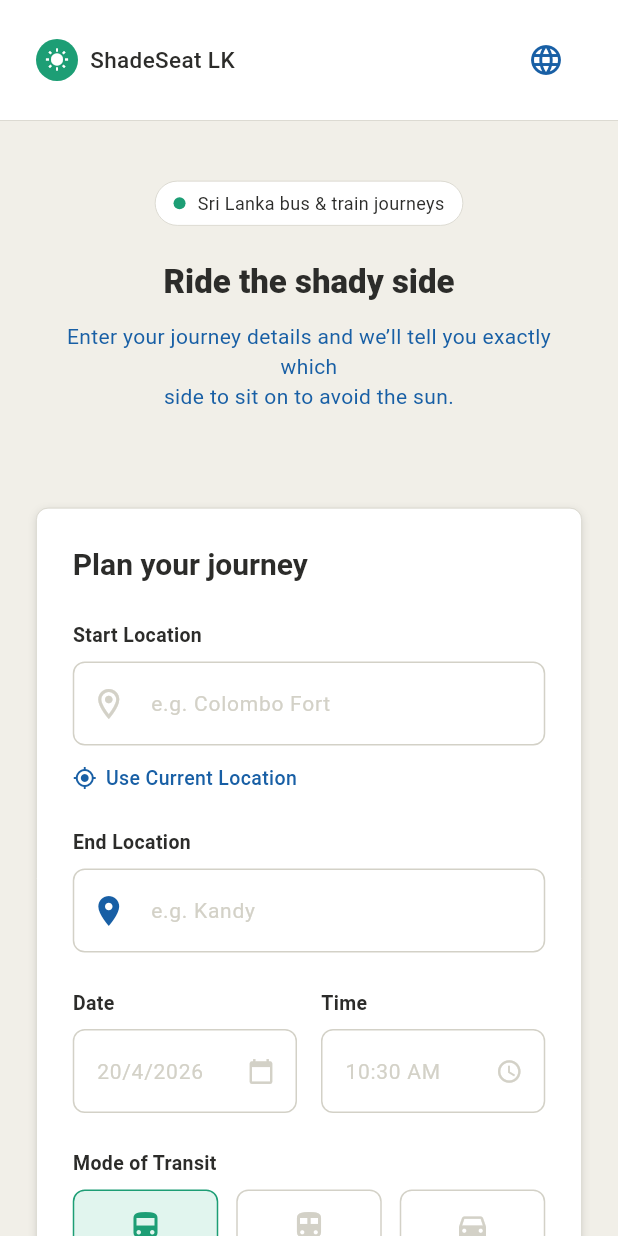
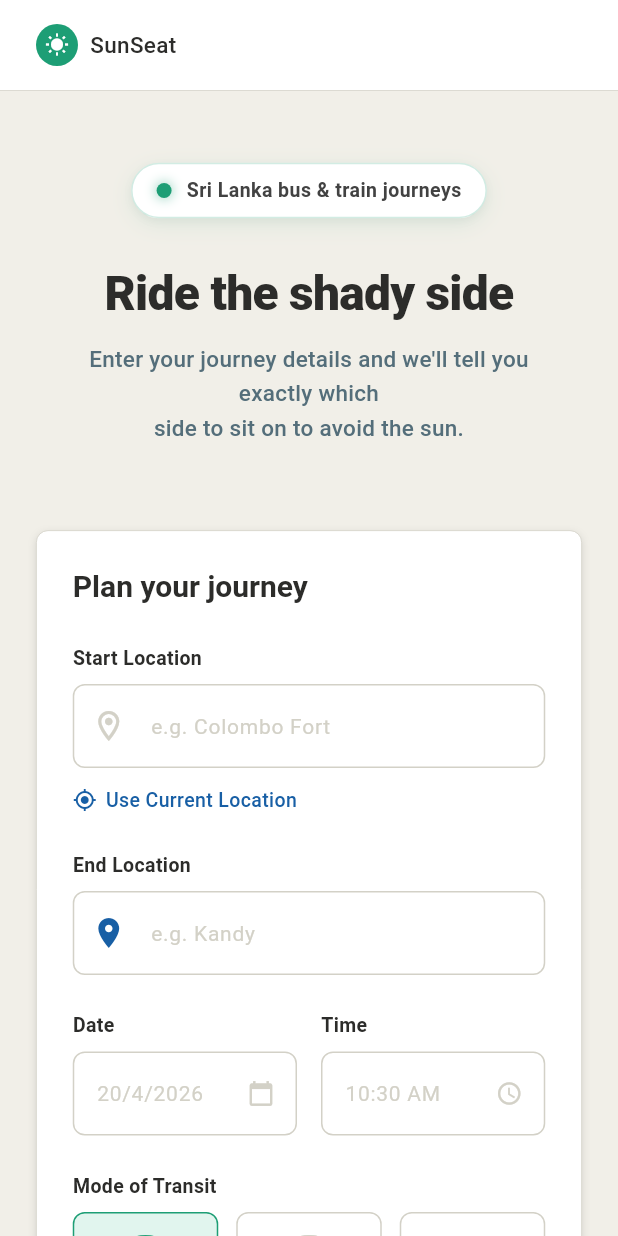
Before and after one commit to asiri-gayashan/sun_seats, a Flutter app: the screen it shows after launch, on a phone screen of 412 x 824 dp. Run offline on Flutter 3.47's test engine with Material 3 defaults, Android fonts, the phone set to English and light mode, and no system bars; our stand-ins replace geolocator, google_maps_flutter.

Commit message:
feat: rename app to SunSeat and update related references across the codebase

````diff
--- a/l10n.yaml
+++ /dev/null
@@ -1,4 +0,0 @@
-arb-dir: lib/l10n
-template-arb-file: app_en.arb
-output-localization-file: app_localizations.dart
-output-dir: lib/l10n
--- a/lib/l10n/app_en.arb
+++ /dev/null
@@ -1,5 +0,0 @@
-{
-  "appTitle": "ShadeSeat LK",
-  "startLocation": "Start Location",
-  "endLocation": "End Location"
-}
--- a/lib/l10n/app_localizations.dart
+++ /dev/null
@@ -1,156 +0,0 @@
-import 'dart:async';
-
-import 'package:flutter/foundation.dart';
-import 'package:flutter/widgets.dart';
-import 'package:flutter_localizations/flutter_localizations.dart';
-import 'package:intl/intl.dart' as intl;
-
-import 'app_localizations_en.dart';
-import 'app_localizations_si.dart';
-import 'app_localizations_ta.dart';
-
-// ignore_for_file: type=lint
-
-/// Callers can lookup localized strings with an instance of AppLocalizations
-/// returned by `AppLocalizations.of(context)`.
-///
-/// Applications need to include `AppLocalizations.delegate()` in their app's
-/// `localizationDelegates` list, and the locales they support in the app's
-/// `supportedLocales` list. For example:
-///
-/// ```dart
-/// import 'l10n/app_localizations.dart';
-///
-/// return MaterialApp(
-///   localizationsDelegates: AppLocalizations.localizationsDelegates,
-///   supportedLocales: AppLocalizations.supportedLocales,
-///   home: MyApplicationHome(),
-/// );
-/// ```
-///
-/// ## Update pubspec.yaml
-///
-/// Please make sure to update your pubspec.yaml to include the following
-/// packages:
-///
-/// ```yaml
-/// dependencies:
-///   # Internationalization support.
-///   flutter_localizations:
-///     sdk: flutter
-///   intl: any # Use the pinned version from flutter_localizations
-///
-///   # Rest of dependencies
-/// ```
-///
-/// ## iOS Applications
-///
-/// iOS applications define key application metadata, including supported
-/// locales, in an Info.plist file that is built into the application bundle.
-/// To configure the locales supported by your app, you’ll need to edit this
-/// file.
-///
-/// First, open your project’s ios/Runner.xcworkspace Xcode workspace file.
-/// Then, in the Project Navigator, open the Info.plist file under the Runner
-/// project’s Runner folder.
-///
-/// Next, select the Information Property List item, select Add Item from the
-/// Editor menu, then select Localizations from the pop-up menu.
-///
-/// Select and expand the newly-created Localizations item then, for each
-/// locale your application supports, add a new item and select the locale
-/// you wish to add from the pop-up menu in the Value field. This list should
-/// be consistent with the languages listed in the AppLocalizations.supportedLocales
-/// property.
-abstract class AppLocalizations {
-  AppLocalizations(String locale)
-    : localeName = intl.Intl.canonicalizedLocale(locale.toString());
-
-  final String localeName;
-
-  static AppLocalizations? of(BuildContext context) {
-    return Localizations.of<AppLocalizations>(context, AppLocalizations);
-  }
-
-  static const LocalizationsDelegate<AppLocalizations> delegate =
-      _AppLocalizationsDelegate();
-
-  /// A list of this localizations delegate along with the default localizations
-  /// delegates.
-  ///
-  /// Returns a list of localizations delegates containing this delegate along with
-  /// GlobalMaterialLocalizations.delegate, GlobalCupertinoLocalizations.delegate,
-  /// and GlobalWidgetsLocalizations.delegate.
-  ///
-  /// Additional delegates can be added by appending to this list in
-  /// MaterialApp. This list does not have to be used at all if a custom list
-  /// of delegates is preferred or required.
-  static const List<LocalizationsDelegate<dynamic>> localizationsDelegates =
-      <LocalizationsDelegate<dynamic>>[
-        delegate,
-        GlobalMaterialLocalizations.delegate,
-        GlobalCupertinoLocalizations.delegate,
-        GlobalWidgetsLocalizations.delegate,
-      ];
-
-  /// A list of this localizations delegate's supported locales.
-  static const List<Locale> supportedLocales = <Locale>[
-    Locale('en'),
-    Locale('si'),
-    Locale('ta'),
-  ];
-
-  /// No description provided for @appTitle.
-  ///
-  /// In en, this message translates to:
-  /// **'ShadeSeat LK'**
-  String get appTitle;
-
-  /// No description provided for @startLocation.
-  ///
-  /// In en, this message translates to:
-  /// **'Start Location'**
-  String get startLocation;
-
-  /// No description provided for @endLocation.
-  ///
-  /// In en, this message translates to:
-  /// **'End Location'**
-  String get endLocation;
-}
-
-class _AppLocalizationsDelegate
-    extends LocalizationsDelegate<AppLocalizations> {
-  const _AppLocalizationsDelegate();
-
-  @override
-  Future<AppLocalizations> load(Locale locale) {
-    return SynchronousFuture<AppLocalizations>(lookupAppLocalizations(locale));
-  }
-
-  @override
-  bool isSupported(Locale locale) =>
-      <String>['en', 'si', 'ta'].contains(locale.languageCode);
-
-  @override
-  bool shouldReload(_AppLocalizationsDelegate old) => false;
-}
-
-AppLocalizations lookupAppLocalizations(Locale locale) {
-  // Lookup logic when only language code is specified.
-  switch (locale.languageCode) {
-    case 'en':
-      return AppLocalizationsEn();
-    case 'si':
-      return AppLocalizationsSi();
-    case 'ta':
-      return AppLocalizationsTa();
-  }
-
-  throw FlutterError(
-    'AppLocalizations.delegate failed to load unsupported locale "$locale". This is likely '
-    'an issue with the localizations generation tool. Please file an issue '
-    'on GitHub with a reproducible sample app and the gen-l10n configuration '
-    'that was used.',
-  );
-}
--- a/lib/l10n/app_si.arb
+++ /dev/null
@@ -1,5 +0,0 @@
-{
-  "appTitle": "ShadeSeat LK",
-  "startLocation": "ආරම්භක ස්ථානය",
-  "endLocation": "ගමනාන්තය"
-}
--- a/lib/l10n/app_ta.arb
+++ /dev/null
@@ -1,5 +0,0 @@
-{
-  "appTitle": "ShadeSeat LK",
-  "startLocation": "தொடங்கும் இடம்",
-  "endLocation": "முடிவிடம்"
-}
--- a/lib/main.dart
+++ b/lib/main.dart
@@ -1,7 +1,5 @@
 import 'package:flutter/material.dart';
-import 'package:flutter_localizations/flutter_localizations.dart';
 import 'package:provider/provider.dart';
-import 'l10n/app_localizations.dart';
 import 'core/theme/app_theme.dart';
 import 'core/providers/journey_form_state.dart';
 import 'core/providers/result_state.dart';
@@ -12,53 +10,25 @@ void main() {
   runApp(
     MultiProvider(
       providers: [
-        ChangeNotifierProvider(create: (_) => AppLanguageState()),
         ChangeNotifierProvider(create: (_) => JourneyFormState()),
         ChangeNotifierProvider(create: (_) => ResultState()),
         ChangeNotifierProvider(create: (_) => LocationState()),
       ],
-      child: const ShadeSeatApp(),
+      child: const SunSeatApp(),
     ),
   );
 }
 
-class AppLanguageState extends ChangeNotifier {
-  Locale _appLocale = const Locale('en');
-
-  Locale get appLocale => _appLocale;
-
-  void changeLanguage(Locale type) {
-    if (_appLocale == type) {
-      return;
-    }
-    _appLocale = type;
-    notifyListeners();
-  }
-}
-
-class ShadeSeatApp extends StatelessWidget {
-  const ShadeSeatApp({super.key});
+class SunSeatApp extends StatelessWidget {
+  const SunSeatApp({super.key});
 
   @override
   Widget build(BuildContext context) {
-    return Consumer<AppLanguageState>(
-      builder: (context, languageState, child) {
-        return MaterialApp(
-          title: 'ShadeSeat LK',
-          theme: AppTheme.lightTheme,
-          debugShowCheckedModeBanner: false,
-          locale: languageState.appLocale,
-          localizationsDelegates:
-              const [
-                GlobalMaterialLocalizations.delegate,
-                GlobalWidgetsLocalizations.delegate,
-                GlobalCupertinoLocalizations.delegate,
-              ] +
-              [AppLocalizations.delegate],
-          supportedLocales: const [Locale('en'), Locale('si'), Locale('ta')],
-          home: const HomeScreen(),
-        );
-      },
+    return MaterialApp(
+      title: 'SunSeat',
+      theme: AppTheme.lightTheme,
+      debugShowCheckedModeBanner: false,
+      home: const HomeScreen(),
     );
   }
 }
--- a/lib/ui/screens/about_screen.dart
+++ b/lib/ui/screens/about_screen.dart
@@ -13,7 +13,7 @@ class AboutScreen extends StatelessWidget {
         elevation: 0,
         iconTheme: const IconThemeData(color: AppTheme.darkText),
         title: const Text(
-          'About ShadeSeat LK',
+          'About SunSeat',
           style: TextStyle(color: AppTheme.darkText, fontSize: 16),
         ),
         bottom: PreferredSize(
@@ -44,7 +44,7 @@ class AboutScreen extends StatelessWidget {
               ),
               const SizedBox(height: 16),
               Text(
-                'ShadeSeat LK',
+                'SunSeat',
                 style: Theme.of(context).textTheme.headlineMedium,
               ),
               const SizedBox(height: 8),
@@ -54,7 +54,7 @@ class AboutScreen extends StatelessWidget {
               ),
               const SizedBox(height: 32),
               const Text(
-                'ShadeSeat LK calculates the exact astronomical position of the sun during your journey to recommend which side of the vehicle will keep you in the shade.',
+                'SunSeat calculates the exact astronomical position of the sun during your journey to recommend which side of the vehicle will keep you in the shade.',
                 textAlign: TextAlign.center,
                 style: TextStyle(
                   fontSize: 15,
--- a/lib/ui/widgets/features_grid.dart
+++ b/lib/ui/widgets/features_grid.dart
@@ -14,7 +14,7 @@ class FeaturesGrid extends StatelessWidget {
         child: Column(
           children: [
             Text(
-              'Why use ShadeSeat LK?',
+              'Why use SunSeat?',
               style: Theme.of(context).textTheme.headlineMedium,
             ),
             const SizedBox(height: 32),
--- a/lib/ui/widgets/footer_section.dart
+++ b/lib/ui/widgets/footer_section.dart
@@ -22,7 +22,7 @@ class FooterSection extends StatelessWidget {
           runSpacing: 16,
           children: [
             const Text(
-              '© 2026 ShadeSeat LK • Built for Sri Lanka',
+              '© 2026 SunSeat • Built for Sri Lanka',
               style: TextStyle(fontSize: 12, color: AppTheme.darkText),
             ),
             Row(
--- a/lib/ui/widgets/hero_section.dart
+++ b/lib/ui/widgets/hero_section.dart
@@ -10,56 +10,93 @@ class HeroSection extends StatelessWidget {
 
     return Container(
       width: double.infinity,
-      padding: const EdgeInsets.symmetric(vertical: 40, horizontal: 24),
+      padding: const EdgeInsets.fromLTRB(24, 48, 24, 32),
       child: Column(
         crossAxisAlignment: CrossAxisAlignment.center,
         children: [
-          // Small pill badge
+          // Modern Pill Badge
           Container(
-            padding: const EdgeInsets.symmetric(horizontal: 12, vertical: 6),
+            padding: const EdgeInsets.symmetric(horizontal: 16, vertical: 8),
             decoration: BoxDecoration(
-              color: AppTheme.white,
-              borderRadius: BorderRadius.circular(20),
-              border: Border.all(color: AppTheme.midGray, width: 0.5),
+              color: Colors.white,
+              borderRadius: BorderRadius.circular(30),
+              boxShadow: [
+                BoxShadow(
+                  color: AppTheme.primaryGreen.withValues(alpha: 0.1),
+                  blurRadius: 12,
+                  offset: const Offset(0, 4),
+                ),
+                BoxShadow(
+                  color: Colors.black.withValues(alpha: 0.04),
+                  blurRadius: 4,
+                  offset: const Offset(0, 2),
+                ),
+              ],
+              border: Border.all(
+                color: AppTheme.primaryGreen.withValues(alpha: 0.2),
+                width: 1
+              ),
             ),
             child: Row(
               mainAxisSize: MainAxisSize.min,
               children: [
                 Container(
-                  width: 8,
-                  height: 8,
-                  decoration: const BoxDecoration(
+                  width: 10,
+                  height: 10,
+                  decoration: BoxDecoration(
                     color: AppTheme.primaryGreen,
                     shape: BoxShape.circle,
+                    boxShadow: [
+                      BoxShadow(
+                        color: AppTheme.primaryGreen.withValues(alpha: 0.4),
+                        blurRadius: 6,
+                        spreadRadius: 1,
+                      ),
+                    ],
                   ),
                 ),
-                const SizedBox(width: 8),
-                const Text(
+                const SizedBox(width: 10),
+                Text(
                   'Sri Lanka bus & train journeys',
-                  style: TextStyle(fontSize: 12, color: AppTheme.darkText),
+                  style: TextStyle(
+                    fontSize: 13,
+                    fontWeight: FontWeight.w600,
+                    letterSpacing: 0.3,
+                    color: Colors.grey.shade800,
+                  ),
                 ),
               ],
             ),
           ),
-          const SizedBox(height: 24),
-          // H1 Heading
+          const SizedBox(height: 32),
+
+          // Modern H1 Heading
           Text(
             'Ride the shady side',
             textAlign: TextAlign.center,
-            style: Theme.of(context).textTheme.headlineLarge?.copyWith(
-              fontSize: isMobile ? 22 : 26,
+            style: TextStyle(
+              fontSize: isMobile ? 32 : 46,
+              height: 1.1,
+              letterSpacing: -0.5,
               color: AppTheme.darkText,
-              fontWeight: FontWeight.w800,
+              fontWeight: FontWeight.w900,
             ),
           ),
-          const SizedBox(height: 12),
-          // Subtitle
-          Text(
-            'Enter your journey details and we’ll tell you exactly which\nside to sit on to avoid the sun.',
-            textAlign: TextAlign.center,
-            style: Theme.of(context).textTheme.bodyMedium?.copyWith(
-              color: AppTheme
-                  .primaryBlue, // "secondary colour" per spec. Using primaryBlue or darkText with opacity. Let's use darkText lightly.
+          const SizedBox(height: 16),
+
+          // Modern Subtitle
+          Padding(
+            padding: const EdgeInsets.symmetric(horizontal: 16.0),
+            child: Text(
+              'Enter your journey details and we\'ll tell you exactly which\nside to sit on to avoid the sun.',
+              textAlign: TextAlign.center,
+              style: TextStyle(
+                fontSize: isMobile ? 15 : 18,
+                height: 1.5,
+                color: Colors.blueGrey.shade600,
+                letterSpacing: 0.2,
+                fontWeight: FontWeight.w500,
+              ),
             ),
           ),
         ],
--- a/lib/ui/widgets/nav_bar.dart
+++ b/lib/ui/widgets/nav_bar.dart
@@ -1,6 +1,4 @@
 import 'package:flutter/material.dart';
-import 'package:provider/provider.dart';
-import '../../main.dart'; // Temporary for AppLanguageState
 import '../../core/theme/app_theme.dart';
 
 class NavBar extends StatelessWidget {
@@ -34,7 +32,7 @@ class NavBar extends StatelessWidget {
               ),
               const SizedBox(width: 8),
               const Text(
-                'ShadeSeat LK',
+                'SunSeat',
                 style: TextStyle(
                   fontWeight: FontWeight.w500,
                   fontSize: 15,
@@ -43,94 +41,8 @@ class NavBar extends StatelessWidget {
               ),
             ],
           ),
-          const _LanguageSelector(),
         ],
       ),
     );
   }
 }
-
-class _LanguageSelector extends StatelessWidget {
-  const _LanguageSelector();
-
-  @override
-  Widget build(BuildContext context) {
-    final languageState = context.watch<AppLanguageState>();
-    final isMobile = MediaQuery.of(context).size.width < 768;
-
-    if (isMobile) {
-      // Mobile uses a dropdown or a simple toggle menu to save space
-      return PopupMenuButton<Locale>(
-        initialValue: languageState.appLocale,
-        onSelected: (locale) => languageState.changeLanguage(locale),
-        icon: const Icon(Icons.language, color: AppTheme.primaryBlue),
-        itemBuilder: (context) => const [
-          PopupMenuItem(value: Locale('en'), child: Text('English (EN)')),
-          PopupMenuItem(value: Locale('si'), child: Text('සිංහල (SI)')),
-          PopupMenuItem(value: Locale('ta'), child: Text('தமிழ் (TA)')),
-        ],
-      );
-    }
-
-    // Web uses pill buttons
-    return Row(
-      mainAxisSize: MainAxisSize.min,
-      children: [
-        _LanguagePillButton(
-          locale: const Locale('en'),
-          text: 'EN',
-          isSelected: languageState.appLocale.languageCode == 'en',
-        ),
-        const SizedBox(width: 4),
-        _LanguagePillButton(
-          locale: const Locale('si'),
-          text: 'සිං',
-          isSelected: languageState.appLocale.languageCode == 'si',
-        ),
-        const SizedBox(width: 4),
-        _LanguagePillButton(
-          locale: const Locale('ta'),
-          text: 'த',
-          isSelected: languageState.appLocale.languageCode == 'ta',
-        ),
-      ],
-    );
-  }
-}
-
-class _LanguagePillButton extends StatelessWidget {
-  final Locale locale;
-  final String text;
-  final bool isSelected;
-
-  const _LanguagePillButton({
-    required this.locale,
-    required this.text,
-    required this.isSelected,
-  });
-
-  @override
-  Widget build(BuildContext context) {
-    return GestureDetector(
-      onTap: () => context.read<AppLanguageState>().changeLanguage(locale),
-      child: Container(
-        padding: const EdgeInsets.symmetric(horizontal: 12, vertical: 6),
-        decoration: BoxDecoration(
-          color: isSelected ? AppTheme.lightGreen : Colors.transparent,
-          border: Border.all(
-            color: isSelected ? AppTheme.primaryGreen : AppTheme.midGray,
-          ),
-          borderRadius: BorderRadius.circular(16),
-        ),
-        child: Text(
-          text,
-          style: TextStyle(
-            fontSize: 12,
-            fontWeight: isSelected ? FontWeight.bold : FontWeight.normal,
-            color: isSelected ? AppTheme.primaryGreen : AppTheme.darkText,
-          ),
-        ),
-      ),
-    );
-  }
-}
--- a/lib/ui/widgets/result_panel.dart
+++ b/lib/ui/widgets/result_panel.dart
@@ -307,7 +307,7 @@ class ResultPanel extends StatelessWidget {
 
   Future<void> _handleShare(BuildContext context, data) async {
     final text =
-        '${data.journeySummary}: SIT ${data.isLeftShady ? 'LEFT' : 'RIGHT'} for shade! 🌞 #ShadeSeatLK';
+        '${data.journeySummary}: SIT ${data.isLeftShady ? 'LEFT' : 'RIGHT'} for shade! 🌞 #SunSeat';
 
     try {
       // Try to use the native share sheet via url_launcher if available
--- a/pubspec.yaml
+++ b/pubspec.yaml
@@ -30,8 +30,6 @@ environment:
 dependencies:
   flutter:
     sdk: flutter
-  flutter_localizations:
-    sdk: flutter
 
   # The following adds the Cupertino Icons font to your application.
   # Use with the CupertinoIcons class for iOS style icons.
@@ -62,7 +60,6 @@ dev_dependencies:
 
 # The following section is specific to Flutter packages.
 flutter:
-  generate: true
 
   # The following line ensures that the Material Icons font is
   # included with your application, so that you can use the icons in
````
Also changed, not shown: lib/l10n/app_localizations_en.dart (deleted, +0 -19 lines), lib/l10n/app_localizations_si.dart (deleted, +0 -19 lines), lib/l10n/app_localizations_ta.dart (deleted, +0 -19 lines), pubspec.lock, 4 other files.
